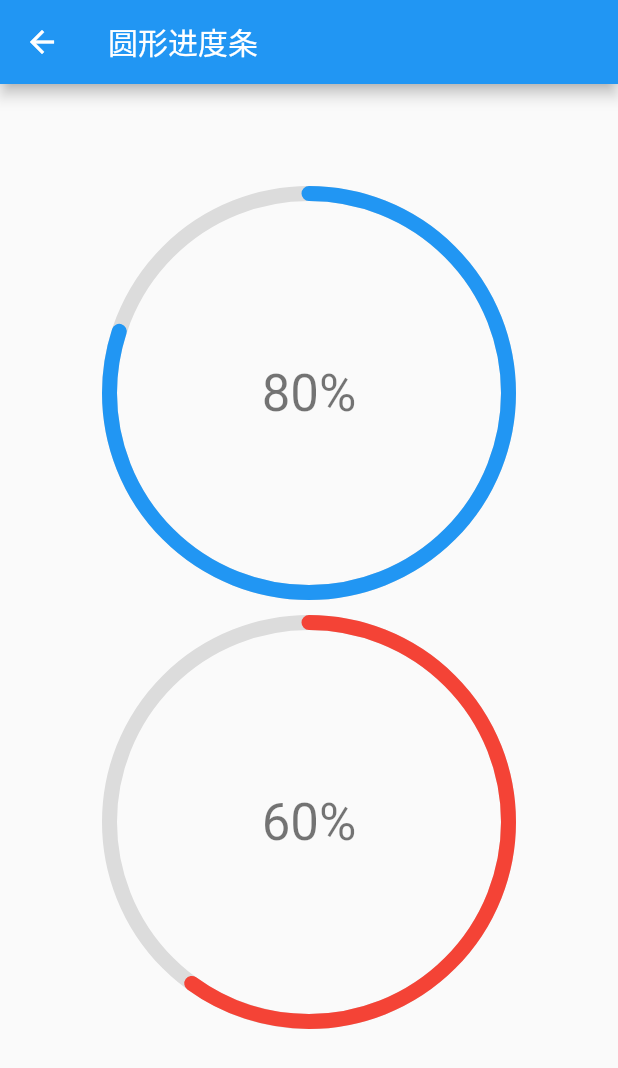
After one commit to lishuhao/sy_flutter_widgets, a Flutter app: the screen it shows after launch, after a tap on "圆形进度条", on a phone screen of 412 x 824 dp. The commit adds this screen. Shown: the top 1068 px of the screen. Run offline on Flutter 3.47's test engine with Material 2 defaults, Android fonts, the phone set to English and light mode, and no system bars.

Commit message:
'add circle progress bar' ...

```diff
--- /dev/null
+++ b/example/lib/circle_progress.dart
@@ -0,0 +1,46 @@
+import 'package:flutter/material.dart';
+import 'package:sy_flutter_widgets/sy_flutter_widgets.dart';
+
+class CircleProgressDemo extends StatefulWidget {
+  @override
+  _CircleProgressDemoState createState() => _CircleProgressDemoState();
+}
+
+class _CircleProgressDemoState extends State<CircleProgressDemo> {
+  @override
+  Widget build(BuildContext context) {
+    return Scaffold(
+      appBar: AppBar(title: Text('圆形进度条')),
+      body: ListView(
+        padding: EdgeInsets.all(68.0),
+        children: <Widget>[
+          AspectRatio(
+            aspectRatio: 1,
+            child: Container(
+              child: CircleProgress(
+                progress: 0.8,
+                primaryColor: Colors.blue,
+                secondaryColor: Colors.black12,
+              ),
+              //color: Colors.white,
+            ),
+          ),
+          SizedBox(
+            height: 10.0,
+          ),
+          AspectRatio(
+            aspectRatio: 1,
+            child: Container(
+              child: CircleProgress(
+                progress: 0.6,
+                primaryColor: Colors.red,
+                secondaryColor: Colors.black12,
+              ),
+              //color: Colors.white,
+            ),
+          ),
+        ],
+      ),
+    );
+  }
+}
--- a/example/lib/home.dart
+++ b/example/lib/home.dart
@@ -93,6 +93,12 @@ class _MyHomePageState extends State<MyHomePage> {
             },
           ),
           SyCell(
+            title: '圆形进度条',
+            onTap: () {
+              Navigator.pushNamed(context, '/circle_progress_demo');
+            },
+          ),
+          SyCell(
             title: '地址编辑',
             onTap: () {
               Navigator.pushNamed(context, '/address_edit');
--- a/example/lib/main.dart
+++ b/example/lib/main.dart
@@ -1,5 +1,6 @@
 import 'package:example/address_list.dart';
 import 'package:example/carousel_demo.dart';
+import 'package:example/circle_progress.dart';
 import 'package:example/home.dart';
 import 'package:example/image_upload.dart';
 import 'package:example/load_more_gridview.dart';
@@ -26,6 +27,7 @@ class MyApp extends StatelessWidget {
         '/image_uploader': (context) => ImageUpload(),
         '/address_edit': (context) => AddressListPage(),
         '/carousel_demo': (context) => CarouselDemo(),
+        '/circle_progress_demo': (context) => CircleProgressDemo(),
       },
     );
   }
--- a/example/pubspec.yaml
+++ b/example/pubspec.yaml
@@ -15,6 +15,7 @@ environment:
 dependencies:
   flutter:
     sdk: flutter
+  http: ^0.12.0
   sy_flutter_widgets:
     path: ../
 
--- /dev/null
+++ b/lib/src/circle_progress.dart
@@ -0,0 +1,101 @@
+import 'dart:math' as math;
+
+import 'package:flutter/material.dart';
+
+class CircleProgress extends StatefulWidget {
+  final double progress; //进度 0～1
+  final Color primaryColor; //进度条主色
+  final Color secondaryColor; //进度条背景色
+  final double strokeWidth; //进度条宽度
+
+  const CircleProgress(
+      {Key key,
+      @required this.progress,
+      @required this.primaryColor,
+      @required this.secondaryColor,
+      this.strokeWidth = 10.0})
+      : assert(progress >= 0 && progress <= 1),
+        super(key: key);
+
+  @override
+  _CircleProgressState createState() => _CircleProgressState();
+}
+
+class _CircleProgressState extends State<CircleProgress>
+    with TickerProviderStateMixin {
+  AnimationController _controller;
+  @override
+  void initState() {
+    super.initState();
+    _controller = AnimationController(
+        duration: Duration(seconds: 1),
+        upperBound: widget.progress,
+        vsync: this);
+    _controller.addListener(() {
+      setState(() {});
+    });
+    _controller.forward();
+  }
+
+  @override
+  void dispose() {
+    _controller.dispose();
+    super.dispose();
+  }
+
+  @override
+  Widget build(BuildContext context) {
+    return CustomPaint(
+      painter: _CircleProgressPainter(_controller.value, widget.primaryColor,
+          widget.secondaryColor, widget.strokeWidth),
+      child: Center(
+        child: Text(
+          '${(_controller.value * 100).toStringAsFixed(0)}%',
+          style: Theme.of(context).textTheme.display1,
+        ),
+      ),
+    );
+  }
+}
+
+class _CircleProgressPainter extends CustomPainter {
+  final progress;
+  final Color primaryColor;
+  final Color secondaryColor;
+  final double strokeWidth;
+
+  _CircleProgressPainter(
+      this.progress, this.primaryColor, this.secondaryColor, this.strokeWidth)
+      : assert(progress >= 0 && progress <= 1);
+
+  @override
+  void paint(Canvas canvas, Size size) {
+    final canvasWidth = size.width > size.height ? size.height : size.width;
+    final center = Offset(size.width / 2, size.height / 2);
+    final primaryStrokeWidth = strokeWidth;
+    final secondaryStrokeWidth = strokeWidth;
+    final radius = canvasWidth / 2 - secondaryStrokeWidth / 2;
+    final rect = Rect.fromCircle(center: center, radius: radius);
+
+    final primaryPaint = Paint()
+      ..style = PaintingStyle.stroke
+      ..strokeWidth = primaryStrokeWidth
+      ..strokeCap = StrokeCap.round
+      ..color = primaryColor;
+
+    final secondaryPaint = Paint()
+      ..color = secondaryColor
+      ..style = PaintingStyle.stroke
+      ..strokeWidth = secondaryStrokeWidth;
+    canvas.drawCircle(center, radius, secondaryPaint);
+
+    Path path = Path();
+    path.arcTo(rect, -math.pi / 2, 2 * math.pi * progress, false);
+    canvas.drawPath(path, primaryPaint);
+  }
+
+  @override
+  bool shouldRepaint(CustomPainter oldDelegate) {
+    return true;
+  }
+}
--- a/lib/sy_flutter_widgets.dart
+++ b/lib/sy_flutter_widgets.dart
@@ -6,6 +6,7 @@ export 'src/area.dart';
 export 'src/badge.dart';
 export 'src/carousel.dart';
 export 'src/cell.dart';
+export 'src/circle_progress.dart';
 export 'src/gridview_with_load_more.dart';
 export 'src/image_wall.dart';
 export 'src/listview_with_load_more.dart';
```
Also changed, not shown: example/pubspec.lock.
